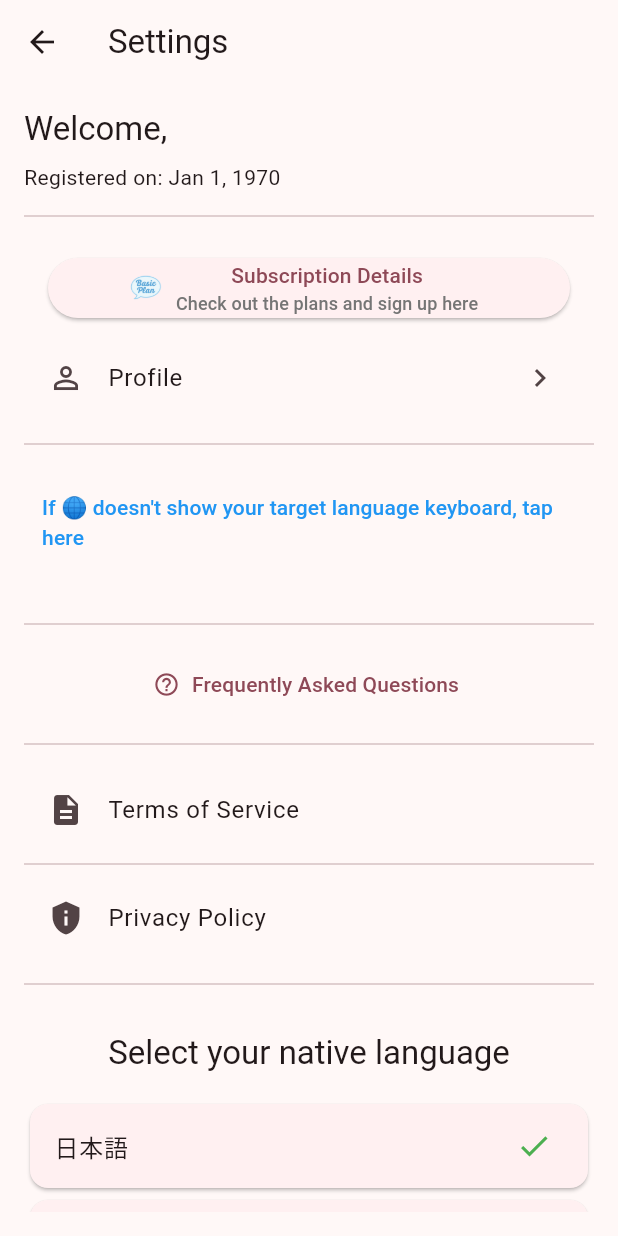
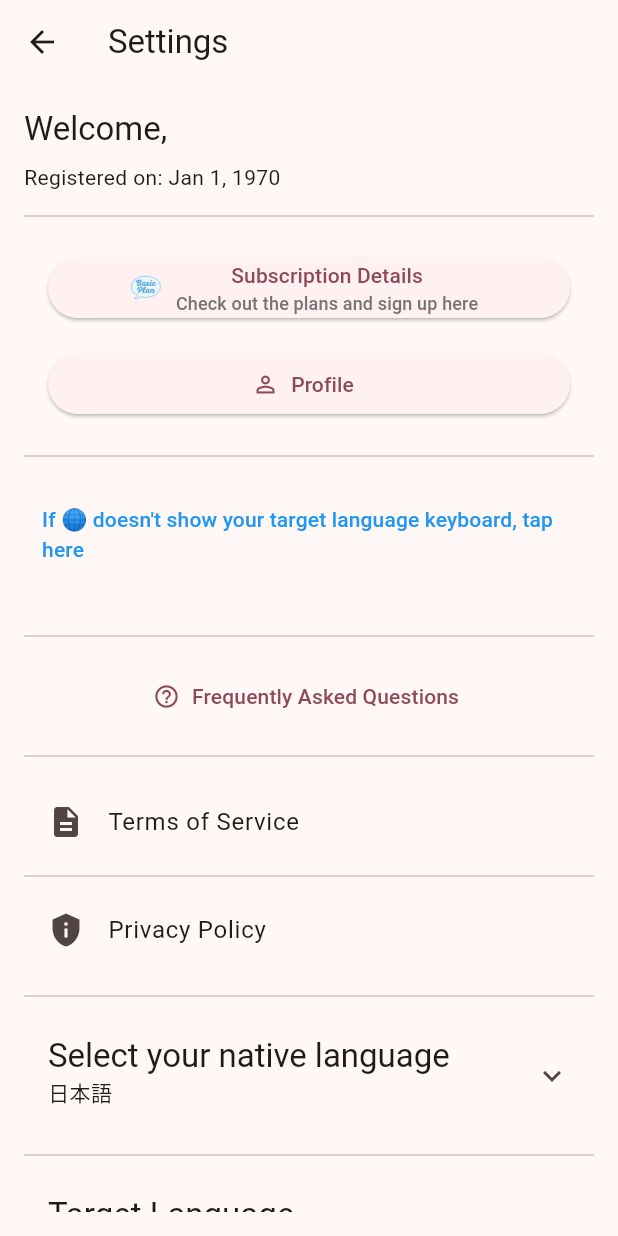
Before and after one commit to aokikazutoshi1979-crypto/kawaii_lang, a Flutter app: the SettingsScreen screen opened by its route, on a phone screen of 412 x 824 dp. Run offline on Flutter 3.47's test engine with Material 3 defaults, Android fonts, the phone set to English and light mode, and no system bars; our stand-ins replace cloud_firestore, device_info_plus, firebase_auth, firebase_core, firebase_crashlytics, flutter_animate and 4 more; missing offline and left inert: purchases_flutter, record; accounts and stored records are empty; network calls fail.

Commit message:
設定画面のプロフィールボタンと母語、学習したい言語の表示変更

```diff
--- a/lib/screens/settings_screen.dart
+++ b/lib/screens/settings_screen.dart
@@ -52,6 +52,13 @@ class _SettingsScreenState extends SubscriptionState<SettingsScreen> {
     {'label': 'Tiếng Việt',           'code': 'vi'},
     {'label': 'Bahasa Indonesia',     'code': 'id'}
   ];
+
+  String _labelForLangCode(String? code) {
+    if (code == null) return '';
+    final match = languages.where((l) => l['code'] == code);
+    if (match.isNotEmpty) return match.first['label'] ?? code;
+    return code;
+  }
 
   /// 外部URLをブラウザで開く
   Future<void> _launchUrl(String url) async {
@@ -298,16 +305,18 @@ class _SettingsScreenState extends SubscriptionState<SettingsScreen> {
               ),
             ],
 
-            ListTile(
-              leading: const Icon(Icons.person_outline),
-              title: Text(loc.profileTitle),
-              trailing: const Icon(Icons.chevron_right),
-              onTap: () {
+            Padding(
+              padding: const EdgeInsets.symmetric(vertical: 8, horizontal: 16),
+              child: ElevatedButton.icon(
+                onPressed: () {
                   Navigator.push(
                     context,
                     MaterialPageRoute(builder: (_) => const ProfileScreen()),
                   );
                 },
+                icon: const Icon(Icons.person_outline),
+                label: Text(loc.profileTitle),
+              ),
             ),
             const Divider(height: 32),
 
@@ -392,49 +401,45 @@ class _SettingsScreenState extends SubscriptionState<SettingsScreen> {
             ),
             const Divider(height: 32),
 
-            Padding(
-              padding: const EdgeInsets.symmetric(vertical: 16.0, horizontal: 16.0),
-              child: Text(
+            ExpansionTile(
+              tilePadding: const EdgeInsets.symmetric(horizontal: 16),
+              title: Text(
                 loc.languageSelectionTitle,
                 style: Theme.of(context).textTheme.titleLarge,
-                textAlign: TextAlign.center, // ← 中央寄せ
               ),
-            ),
-            ...languages.map((lang) {
-              return Card(
-                child: ListTile(
+              subtitle: Text(_labelForLangCode(selectedLang)),
+              children: languages.map((lang) {
+                return ListTile(
                   title: Text(lang['label']!),
                   trailing: selectedLang == lang['code']
                       ? const Icon(Icons.check, color: Colors.green)
                       : null,
                   onTap: () => _saveLanguage(lang['code']!),
-                ),
                 );
               }).toList(),
+            ),
             const Divider(height: 32),
 
-            Padding(
-              padding: const EdgeInsets.symmetric(vertical: 16.0, horizontal: 16.0),
-              child: Text(
+            ExpansionTile(
+              tilePadding: const EdgeInsets.symmetric(horizontal: 16),
+              title: Text(
                 loc.targetLanguage,
                 style: Theme.of(context).textTheme.titleLarge,
-                textAlign: TextAlign.center,
               ),
-            ),
-            ...((selectedLang == null)
+              subtitle: Text(_labelForLangCode(selectedTargetLang)),
+              children: ((selectedLang == null)
                       ? languages
                       : languages.where((lang) => lang['code'] != selectedLang))
                   .map((lang) {
-              return Card(
-                child: ListTile(
+                return ListTile(
                   title: Text(lang['label']!),
                   trailing: selectedTargetLang == lang['code']
                       ? const Icon(Icons.check, color: Colors.green)
                       : null,
                   onTap: () => _saveTargetLanguage(lang['code']!),
-                ),
                 );
               }).toList(),
+            ),
             const Divider(height: 32),
 
             // ❷ ここからは非匿名ユーザーだけ
```
Lines whose indentation alone changed are shown as unchanged.
